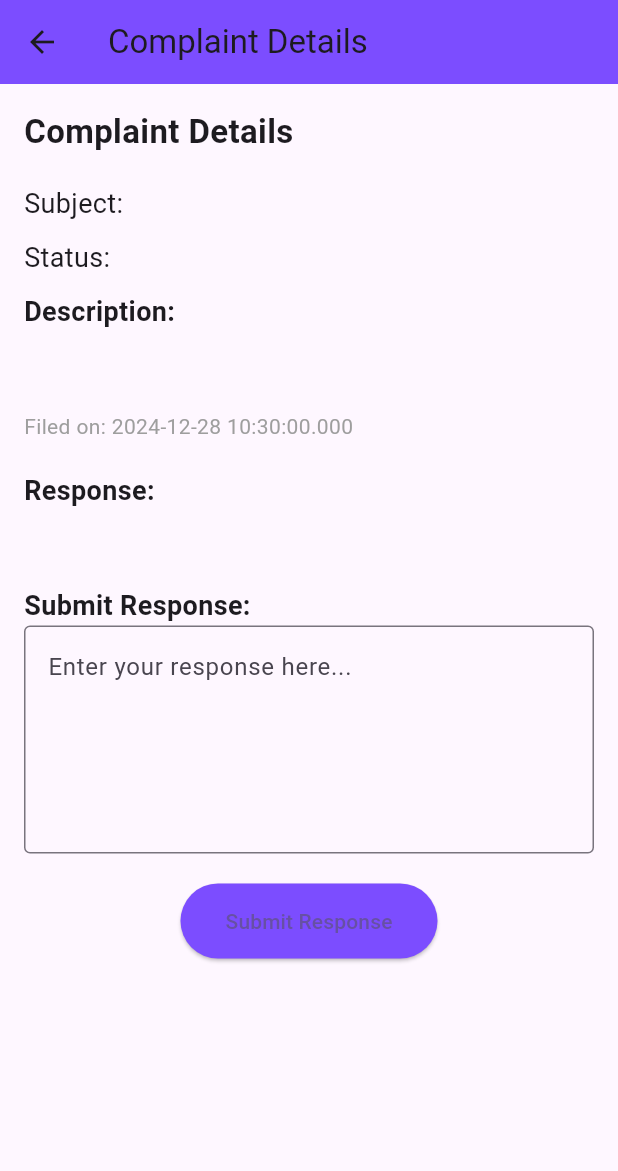
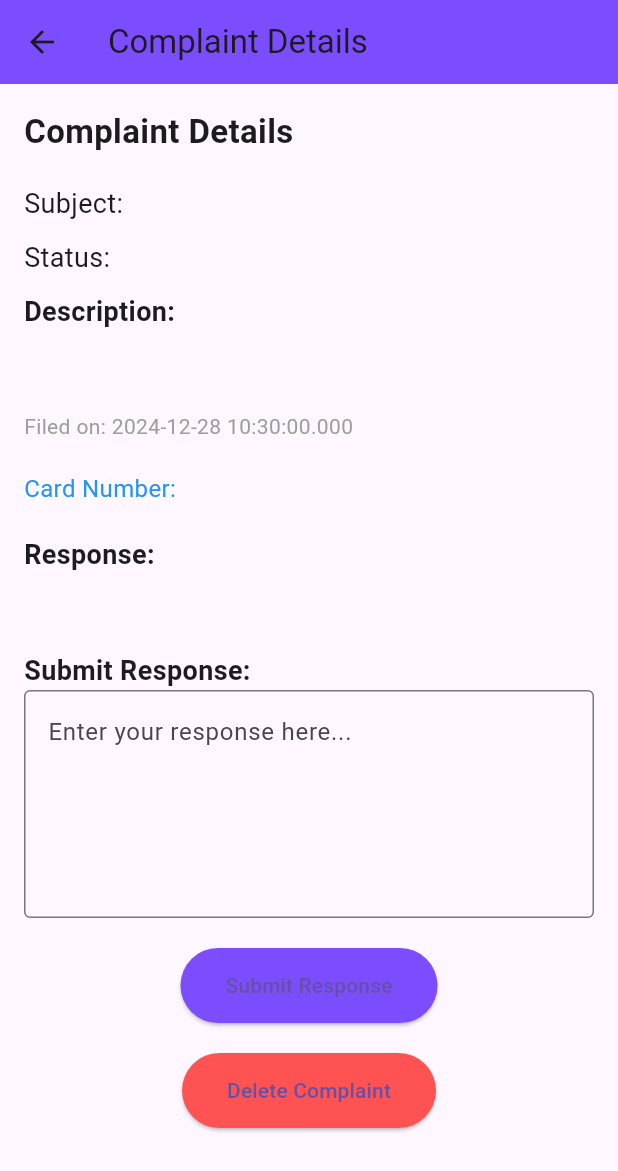
Before and after one commit to Projectmgc/erationshop, a Flutter app: the ComplaintDetailsPage screen opened directly with empty values, on a phone screen of 412 x 824 dp. Shown: the top 1171 px of the screen. Run offline on Flutter 3.47's test engine with Material 3 defaults, Android fonts, the phone set to English and light mode, and no system bars; our stand-ins replace cloud_firestore, firebase_auth, firebase_core, fl_chart, geocoding, geolocator and 5 more; missing offline and left inert: razorpay_flutter; accounts and stored records are empty.

Commit message:
admin complaint

```diff
--- a/lib/admin/screens/admin_complaint.dart
+++ b/lib/admin/screens/admin_complaint.dart
@@ -22,6 +22,7 @@ class ComplaintsPage extends StatelessWidget {
             : 'No description provided',
         'complaintId': doc.id, // Adding the document ID for reference
         'response': doc['response'], // Adding response data for display
+        'cardNo': doc['card_no'], // Adding card number
       };
     }).toList();
   }
@@ -59,12 +60,12 @@ class ComplaintsPage extends StatelessWidget {
                   child: ListTile(
                     leading: complaint['response'] == null
                         ? Icon(
+                            Icons.report_problem,
+                            color: Colors.redAccent,
+                          )
+                        : Icon(
                             Icons.check,
                             color: Colors.green,
-                          )
-                        : Icon(
-                            Icons.report_problem,
-                            color: Colors.redAccent,
                           ),
                     title: Text(
                       complaint['subject'],
@@ -91,6 +92,15 @@ class ComplaintsPage extends StatelessWidget {
                                   color: Colors.green),
                             ),
                           ),
+                        // Display Card Number
+                        Padding(
+                          padding: const EdgeInsets.only(top: 8.0),
+                          child: Text(
+                            'Card No: ${complaint['cardNo']}',
+                            style: const TextStyle(
+                                fontSize: 14, color: Colors.blue),
+                          ),
+                        ),
                       ],
                     ),
                     trailing: const Icon(Icons.arrow_forward_ios, size: 18),
@@ -131,8 +141,7 @@ class _ComplaintDetailsPageState extends State<ComplaintDetailsPage> {
   Future<void> _submitResponse() async {
     if (_responseController.text.isEmpty) {
       ScaffoldMessenger.of(context).showSnackBar(
-        const SnackBar(
-            content: Text('Please enter a response before submitting')),
+        const SnackBar(content: Text('Please enter a response before submitting')),
       );
       return;
     }
@@ -162,6 +171,29 @@ class _ComplaintDetailsPageState extends State<ComplaintDetailsPage> {
     } catch (e) {
       ScaffoldMessenger.of(context).showSnackBar(
         const SnackBar(content: Text('Error submitting response')),
+      );
+    }
+  }
+
+  // Delete the complaint from Firestore
+  Future<void> _deleteComplaint() async {
+    try {
+      final complaintRef = FirebaseFirestore.instance
+          .collection('Enquiries')
+          .doc(widget.complaint['complaintId']);
+
+      // Delete the complaint document
+      await complaintRef.delete();
+
+      ScaffoldMessenger.of(context).showSnackBar(
+        const SnackBar(content: Text('Complaint deleted successfully')),
+      );
+
+      // Navigate back to the previous page
+      Navigator.pop(context);
+    } catch (e) {
+      ScaffoldMessenger.of(context).showSnackBar(
+        const SnackBar(content: Text('Error deleting complaint')),
       );
     }
   }
@@ -208,6 +240,124 @@ class _ComplaintDetailsPageState extends State<ComplaintDetailsPage> {
               style: const TextStyle(fontSize: 14, color: Colors.grey),
             ),
             const SizedBox(height: 20),
+            Text(
+              'Card Number: ${widget.complaint['cardNo']}',
+              style: const TextStyle(fontSize: 16, color: Colors.blue),
+            ),
+            const SizedBox(height: 20),
+            const Text(
+              'Response:',
+              style: TextStyle(fontSize: 18, fontWeight: FontWeight.bold),
+            ),
+            if (widget.complaint['response'] != null)
+              Padding(
+                padding: const EdgeInsets.only(top: 8.0),
+                child: Text(
+                  widget.complaint['response']!,
+                  style: const TextStyle(
+                      fontSize: 16,
+                      fontStyle: FontStyle.italic,
+                      color: Colors.green),
+                ),
+              )
+            else
+              const Text('No response yet.',
+                  style: TextStyle(fontSize: 16, color: Colors.grey)),
+            const SizedBox(height: 20),
+            const Text(
+              'Submit Response:',
+              style: TextStyle(fontSize: 18, fontWeight: FontWeight.bold),
+            ),
+            TextField(
+              controller: _responseController,
+              maxLines: 5,
+              decoration: const InputDecoration(
+                hintText: 'Enter your response here...',
+                border: OutlineInputBorder(),
+              ),
+            ),
+            const SizedBox(height: 20),
+            Center(
+              child: ElevatedButton(
+                onPressed: _submitResponse,
+                style: ElevatedButton.styleFrom(
+                  backgroundColor: Colors.deepPurpleAccent,
+                  padding:
+                      const EdgeInsets.symmetric(horizontal: 30, vertical: 15),
+                ),
+                child: const Text('Submit Response'),
+              ),
+            ),
+            const SizedBox(height: 20),
+            // Delete Complaint Button
+            Center(
+              child: ElevatedButton(
+                onPressed: _deleteComplaint,
+                style: ElevatedButton.styleFrom(
+                  backgroundColor: Colors.redAccent,
+                  padding:
+                      const EdgeInsets.symmetric(horizontal: 30, vertical: 15),
+                ),
+                child: const Text('Delete Complaint'),
+              ),
+            ),
+          ],
+        ),
+      ),
+    );
+  }
+}
+
+  @override
+  Widget build(BuildContext context, dynamic widget, dynamic _submitResponse, dynamic _responseController) {
+    return Scaffold(
+      appBar: AppBar(
+        title: const Text('Complaint Details'),
+        backgroundColor: Colors.deepPurpleAccent,
+      ),
+      body: Padding(
+        padding: const EdgeInsets.all(16.0),
+        child: Column(
+          crossAxisAlignment: CrossAxisAlignment.start,
+          children: [
+            const Text(
+              'Complaint Details',
+              style: TextStyle(fontSize: 22, fontWeight: FontWeight.bold),
+            ),
+            const SizedBox(height: 20),
+            Text(
+              'Subject: ${widget.complaint['subject']}',
+              style: const TextStyle(fontSize: 18),
+            ),
+            const SizedBox(height: 10),
+            Text(
+              'Status: ${widget.complaint['status']}',
+              style: const TextStyle(fontSize: 18),
+            ),
+            const SizedBox(height: 10),
+            Text(
+              'Description:',
+              style: const TextStyle(fontSize: 18, fontWeight: FontWeight.bold),
+            ),
+            const SizedBox(height: 10),
+            Text(
+              widget.complaint['description'] ?? 'No description provided',
+              style: const TextStyle(fontSize: 16),
+            ),
+            const SizedBox(height: 20),
+            Text(
+              'Filed on: ${widget.complaint['timestamp']?.toDate().toString() ?? 'No timestamp available'}',
+              style: const TextStyle(fontSize: 14, color: Colors.grey),
+            ),
+            const SizedBox(height: 20),
+
+            // Display Card Number
+            Text(
+              'Card Number: ${widget.complaint['cardNo']}',
+              style: const TextStyle(fontSize: 16, color: Colors.blue),
+            ),
+            const SizedBox(height: 20),
+
             const Text(
               'Response:',
               style: TextStyle(fontSize: 18, fontWeight: FontWeight.bold),
@@ -256,4 +406,3 @@ class _ComplaintDetailsPageState extends State<ComplaintDetailsPage> {
       ),
     );
   }
-}
```
